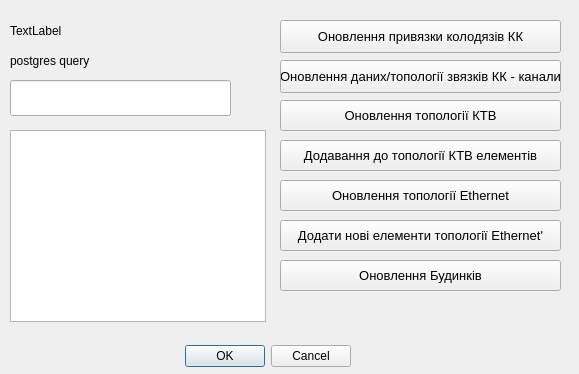
This is selfMadeGis/qgis/pgConnector/pg_connector_dialog_base.ui in Mortehay/Mortehay.github.io as Qt 5 draws it before an edit. The edited form follows.
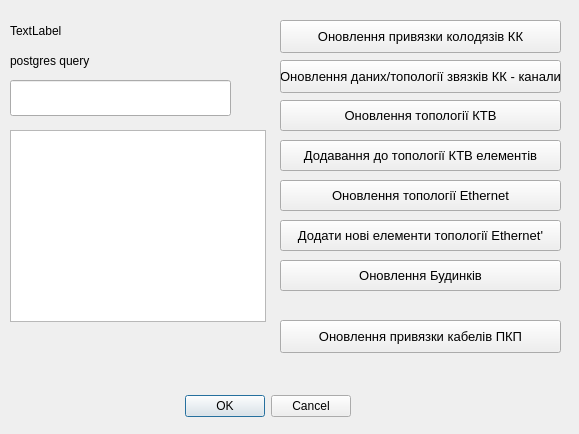
This is the edited form.

```diff
--- a/selfMadeGis/qgis/pgConnector/pg_connector_dialog_base.ui
+++ b/selfMadeGis/qgis/pgConnector/pg_connector_dialog_base.ui
@@ -7,7 +7,7 @@
     <x>0</x>
     <y>0</y>
     <width>579</width>
-    <height>374</height>
+    <height>434</height>
    </rect>
   </property>
   <property name="windowTitle">
@@ -17,7 +17,7 @@
    <property name="geometry">
     <rect>
      <x>160</x>
-     <y>340</y>
+     <y>390</y>
      <width>191</width>
      <height>32</height>
     </rect>
@@ -224,6 +224,24 @@
     <string>Оновлення Будинків</string>
    </property>
   </widget>
+  <widget class="QPushButton" name="cableAirDataUpdate">
+   <property name="geometry">
+    <rect>
+     <x>280</x>
+     <y>320</y>
+     <width>281</width>
+     <height>33</height>
+    </rect>
+   </property>
+   <property name="font">
+    <font>
+     <pointsize>10</pointsize>
+    </font>
+   </property>
+   <property name="text">
+    <string>Оновлення привязки кабелів ПКП</string>
+   </property>
+  </widget>
  </widget>
  <resources/>
  <connections>
```
